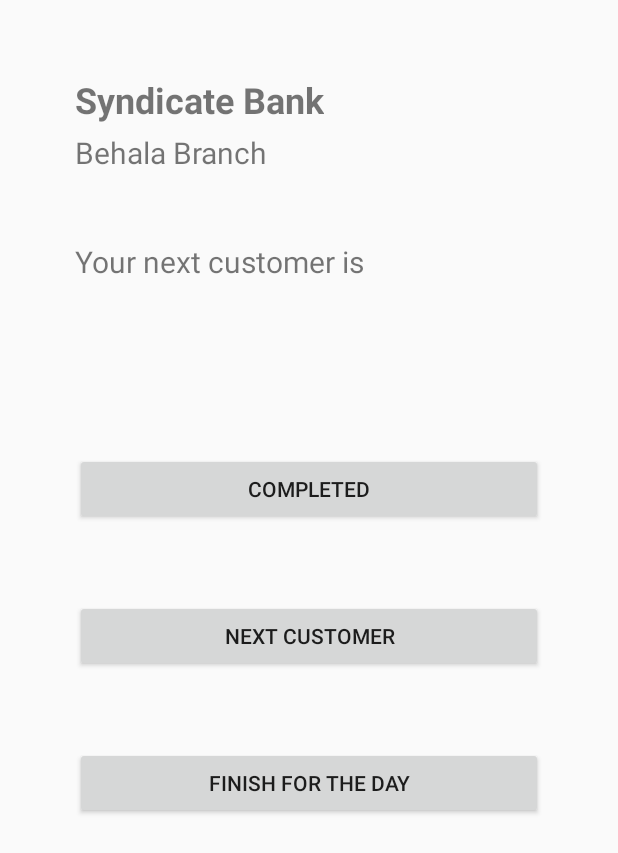
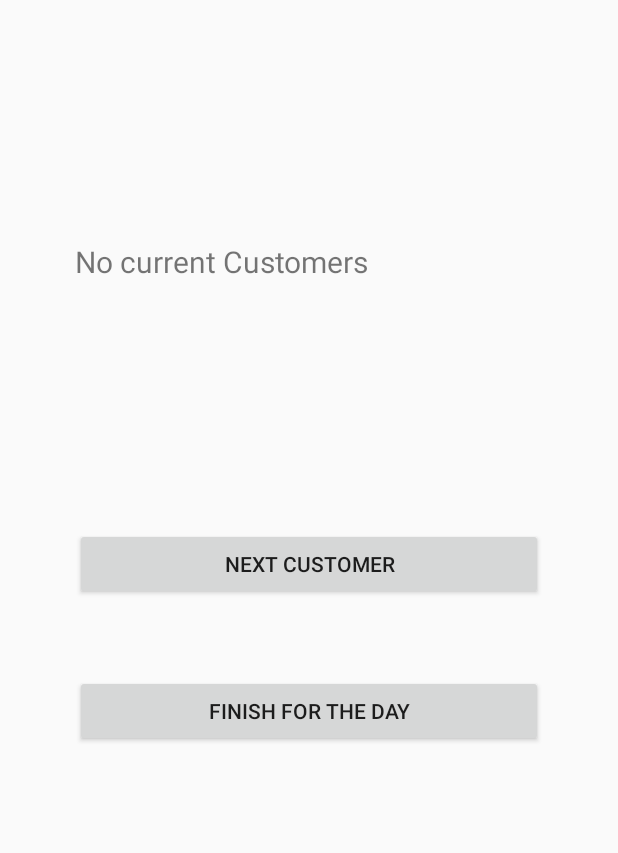
Before and after one commit to aWayOfLife/banQ, an Android app: the screen it shows after launch once a user with an empty profile is signed in (MainActivity), on a phone screen of 412 x 824 dp. Shown: the top 853 px of the screen. Run offline under Robolectric (Android 15) with nearby library versions, the phone set to English and light mode, and no system bars; our stand-ins replace Firebase (no records; nobody signed in at launch, a user with empty details on screens opened directly); libraries missing offline, so code that uses them is left out: com.hbb20; 4 statements that could not run were skipped.

Commit message:
Toggling of Buttons Implemented

```diff
--- a/app/src/main/java/com/thetripod/banq/MainActivity.java
+++ b/app/src/main/java/com/thetripod/banq/MainActivity.java
@@ -32,8 +32,9 @@ import java.util.Locale;
 public class MainActivity extends AppCompatActivity {
     private FirebaseAuth mAuth;
     private DatabaseReference mDatabase;
-    private TextView bookingId, serviceId, user_name;
+    private TextView bookingId, serviceId, user_name , branchName , cityName , nextHint;
     private String slot , date;
+    private Button served , next_customer;
     @Override
     protected void onCreate(Bundle savedInstanceState) {
         super.onCreate(savedInstanceState);
@@ -41,11 +42,18 @@ public class MainActivity extends AppCompatActivity {
         FirebaseApp.initializeApp(this);
 
         mAuth = FirebaseAuth.getInstance();
-        final Button next_customer = findViewById(R.id.button_next_customer);
-        final Button served = findViewById(R.id.button_served);
+        updateBranchName();
+        next_customer = findViewById(R.id.button_next_customer);
+        served = findViewById(R.id.button_served);
+        next_customer.setVisibility(View.GONE);
+        served.setVisibility(View.GONE);
+        toggleVisibility();
         bookingId = findViewById(R.id.bookingID);
         serviceId = findViewById(R.id.serviceID);
         user_name = findViewById(R.id.user_name);
+        branchName = findViewById(R.id.city_name);
+        cityName = findViewById(R.id.branch_name);
+        nextHint = findViewById(R.id.nextHint);
         date = convertTimestampToDate(System.currentTimeMillis());
         slot = getCurentSlot();
         Toast.makeText(MainActivity.this,date+slot, Toast.LENGTH_LONG).show();
@@ -89,9 +97,23 @@ public class MainActivity extends AppCompatActivity {
                     public void onChildAdded(@NonNull DataSnapshot dataSnapshot, @Nullable String s) {
                         BookingCurrent bookingCurrent = dataSnapshot.getValue(BookingCurrent.class);
                         Toast.makeText(MainActivity.this,bookingCurrent.getBookingId(), Toast.LENGTH_LONG).show();
+                        nextHint.setText("Your next customer is:");
                         bookingId.setText(bookingCurrent.getBookingId());
                         serviceId.setText(bookingCurrent.getServiceId());
-                        user_name.setText(bookingCurrent.getUserId());
+                        final Query query1 = mDatabase.child("User").child(bookingCurrent.getUserId());
+                        query1.addListenerForSingleValueEvent(new ValueEventListener() {
+                            @Override
+                            public void onDataChange(@NonNull DataSnapshot dataSnapshot) {
+                                BankerDetails bankerDetails1 = dataSnapshot.getValue(BankerDetails.class);
+                                user_name.setText(bankerDetails1.getName());
+                            }
+
+                            @Override
+                            public void onCancelled(@NonNull DatabaseError databaseError) {
+
+                            }
+                        });
+
 
                         final DatabaseReference mRef1 = mDatabase.child("bookings").child(city).child(branch).child("Booking_Current").child(bookingCurrent.getUserId());;
                         bookingCurrent.setStatus("Active");
@@ -114,9 +136,22 @@ public class MainActivity extends AppCompatActivity {
                         mRef.removeEventListener(this);
                         BookingCurrent bookingCurrent = dataSnapshot.getValue(BookingCurrent.class);
                         Toast.makeText(MainActivity.this,bookingCurrent.getBookingId(), Toast.LENGTH_LONG).show();
+                        nextHint.setText("Your next customer is:");
                         bookingId.setText(bookingCurrent.getBookingId());
                         serviceId.setText(bookingCurrent.getServiceId());
-                        user_name.setText(bookingCurrent.getUserId());
+                        final Query query1 = mDatabase.child("User").child(bookingCurrent.getUserId());
+                        query1.addListenerForSingleValueEvent(new ValueEventListener() {
+                            @Override
+                            public void onDataChange(@NonNull DataSnapshot dataSnapshot) {
+                                BankerDetails bankerDetails1 = dataSnapshot.getValue(BankerDetails.class);
+                                user_name.setText(bankerDetails1.getName());
+                            }
+
+                            @Override
+                            public void onCancelled(@NonNull DatabaseError databaseError) {
+
+                            }
+                        });
 
                         final DatabaseReference mRef1 = mDatabase.child("bookings").child(city).child(branch).child("Booking_Current").child(bookingCurrent.getUserId());;
                         bookingCurrent.setStatus("Active");
@@ -209,6 +244,10 @@ public class MainActivity extends AppCompatActivity {
 
                                  mRef1.removeValue();
                                  mRef.removeValue();
+                                 nextHint.setText("Customer Served");
+                                 bookingId.setText("");
+                                 serviceId.setText("");
+                                 user_name.setText("");
                                  mRef1.removeEventListener(this);
 
                              }
@@ -249,4 +288,63 @@ public class MainActivity extends AppCompatActivity {
         String hour = sdf.format(new Date());
         return hour;
     }
+
+    public void toggleVisibility(){
+        final String bankerId= mAuth.getCurrentUser().getUid();
+        mDatabase = FirebaseDatabase.getInstance().getReference();
+        final Query query = mDatabase.child("Banker").child(mAuth.getCurrentUser().getUid());
+        query.addListenerForSingleValueEvent(new ValueEventListener() {
+            @Override
+            public void onDataChange(DataSnapshot dataSnapshot) {
+                //parse data to recycler view adapter and call notifyDatasetChange()
+                BankerDetails bankerDetails = dataSnapshot.getValue(BankerDetails.class);
+                final String city = bankerDetails.getCity();
+                final String branch = bankerDetails.getBranch();
+                final DatabaseReference mRef = mDatabase.child("bookings").child(city).child(branch).child("Booking_Ongoing").child(date).child(slot).child(bankerId);
+                mRef.addValueEventListener(new ValueEventListener() {
+                    @Override
+                    public void onDataChange(@NonNull DataSnapshot dataSnapshot) {
+                        BookingCompleted bookingCompleted = dataSnapshot.getValue(BookingCompleted.class);
+                        if(null!=bookingCompleted){
+                            served.setVisibility(View.VISIBLE);
+                            next_customer.setVisibility(View.GONE);
+                        }
+                        else{
+                            served.setVisibility(View.GONE);
+                            next_customer.setVisibility(View.VISIBLE);
+                        }
+
+                    }
+
+                    @Override
+                    public void onCancelled(@NonNull DatabaseError databaseError) {
+
+                    }
+                });
+            }
+
+            @Override
+            public void onCancelled(DatabaseError databaseError) {}
+        });
+    }
+
+    public void updateBranchName(){
+        mDatabase = FirebaseDatabase.getInstance().getReference();
+        final Query query = mDatabase.child("Banker").child(mAuth.getCurrentUser().getUid());
+        query.addListenerForSingleValueEvent(new ValueEventListener() {
+            @Override
+            public void onDataChange(DataSnapshot dataSnapshot) {
+                //parse data to recycler view adapter and call notifyDatasetChange()
+                BankerDetails bankerDetails = dataSnapshot.getValue(BankerDetails.class);
+                final String city = bankerDetails.getCity();
+                final String branch = bankerDetails.getBranch();
+                cityName.setText(city);
+                branchName.setText(branch);
+            }
+
+            @Override
+            public void onCancelled(DatabaseError databaseError) {}
+        });
+
+    }
 }
--- a/app/src/main/res/layout/content_main.xml
+++ b/app/src/main/res/layout/content_main.xml
@@ -18,7 +18,7 @@
             android:text="Syndicate Bank"
             android:textSize="24sp"
             android:textStyle="bold"
-            android:id="@+id/logout"/>
+            android:id="@+id/city_name"/>
 
         <TextView
                 android:layout_marginBottom="40dp"
@@ -27,15 +27,16 @@
                 android:layout_height="wrap_content"
                 android:text="Behala Branch"
                 android:textSize="20sp"
-                android:id="@+id/dropdown_spin_text"
+                android:id="@+id/branch_name"
                 android:layout_marginRight="10dp"/>
 
         <TextView
+            android:id="@+id/nextHint"
             android:layout_marginBottom="40dp"
             android:layout_marginTop="5dp"
             android:layout_width="wrap_content"
             android:layout_height="wrap_content"
-            android:text="Your next customer is"
+            android:text="No current Customers"
             android:textSize="20sp"
             android:layout_marginRight="10dp"/>
 
```
